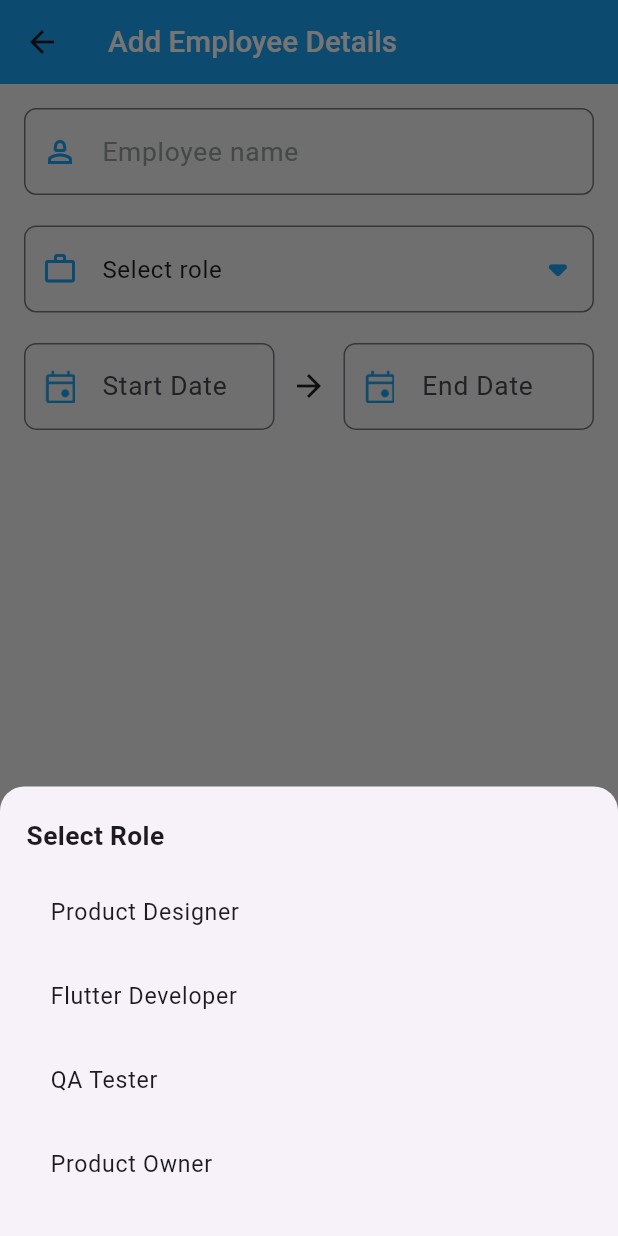
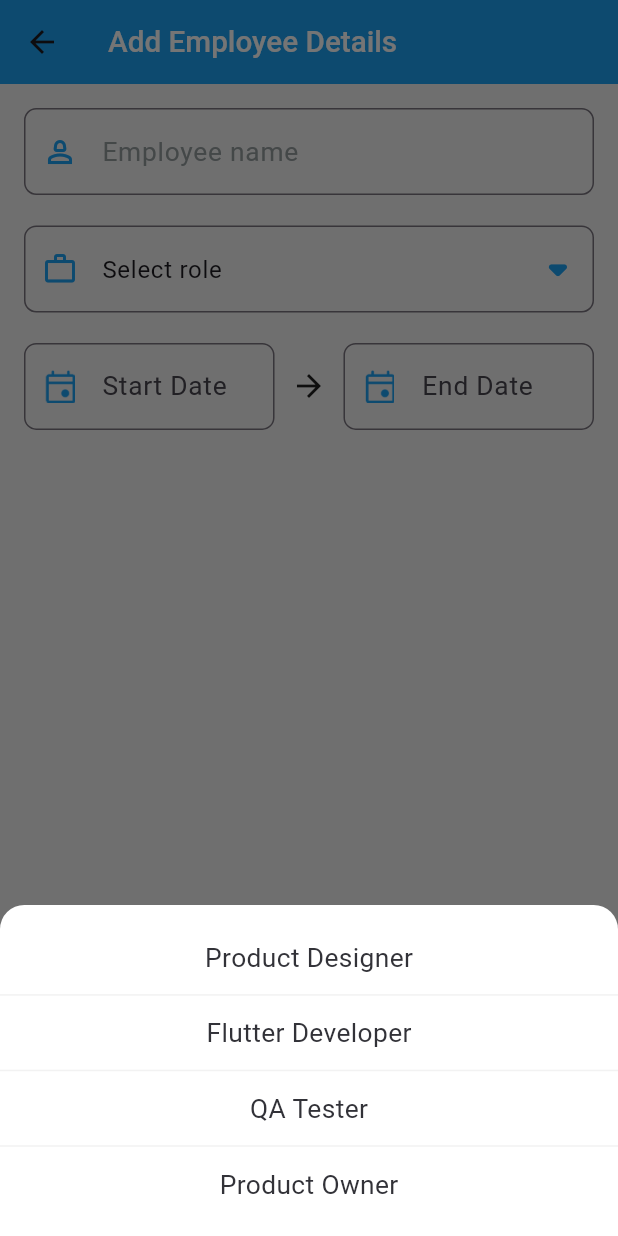
Before and after one commit to Abhi902/realtime, a Flutter app: the AddEmployeeScreen screen opened directly, after a tap on "Select role", on a phone screen of 412 x 824 dp. Run offline on Flutter 3.47's test engine with Material 3 defaults, Android fonts, the phone set to English and light mode, and no system bars; our stand-ins replace bloc, cloud_firestore, equatable, firebase_core, flutter_bloc, flutter_screenutil; accounts and stored records are empty.

Commit message:
UI UPDATED

```diff
--- a/lib/view/add_employee.dart
+++ b/lib/view/add_employee.dart
@@ -32,36 +32,50 @@ class _AddEmployeeScreenState extends State<AddEmployeeScreen> {
   void showRoleSelector() {
     showModalBottomSheet(
       context: context,
+      backgroundColor: Color(0xffFFFFFF),
       shape: RoundedRectangleBorder(
         borderRadius: BorderRadius.vertical(top: Radius.circular(16.r)),
       ),
       builder: (BuildContext context) {
         return Padding(
-          padding: EdgeInsets.symmetric(vertical: 20.h, horizontal: 16.w),
+          padding: EdgeInsets.symmetric(
+            vertical: 10.h,
+          ),
           child: Column(
             mainAxisSize: MainAxisSize.min,
-            crossAxisAlignment: CrossAxisAlignment.start,
             children: [
-              Text(
-                "Select Role",
-                style: TextStyle(fontSize: 16.sp, fontWeight: FontWeight.bold),
-              ),
-              SizedBox(height: 10.h),
-              ListView.builder(
+              ListView.separated(
                 shrinkWrap: true,
                 itemCount: roles.length,
+                separatorBuilder: (context, index) => Container(
+                  width: double.infinity, // Ensures full width
+                  child: Divider(
+                    color: Color(0xffF2F2F2), // Grey line color
+                    thickness: 1, // Line thickness
+                    height: 1, // Minimized gap between line and text
+                  ),
+                ),
                 itemBuilder: (context, index) {
-                  return ListTile(
-                    title: Text(
-                      roles[index],
-                      style: TextStyle(fontSize: 14.sp),
-                    ),
+                  return GestureDetector(
                     onTap: () {
                       setState(() {
                         selectedRole = roles[index];
                       });
                       Navigator.pop(context);
                     },
+                    child: Padding(
+                      padding: EdgeInsets.symmetric(vertical: 12.h),
+                      child: Center(
+                        child: Text(
+                          roles[index],
+                          style: TextStyle(
+                            fontSize: 16.sp,
+                            fontWeight: FontWeight.w400,
+                            color: Color(0xff323238),
+                          ),
+                        ),
+                      ),
+                    ),
                   );
                 },
               ),
--- a/lib/view/employees_home_screen.dart
+++ b/lib/view/employees_home_screen.dart
@@ -27,7 +27,7 @@ class _EmployeesScreenState extends State<EmployeesScreen> {
         title: Text(
           "Employee List",
           style: TextStyle(
-            color: Color(0xFFFFFFFF),
+            color: const Color(0xFFFFFFFF),
             fontSize: 18.sp,
             fontWeight: FontWeight.w500,
           ),
@@ -112,7 +112,7 @@ class _EmployeesScreenState extends State<EmployeesScreen> {
               style: TextStyle(
                 fontSize: 16.sp,
                 fontWeight: FontWeight.w500,
-                color: Color(0xff1DA1F2),
+                color: const Color(0xff1DA1F2),
               ),
             ),
           ),
@@ -146,7 +146,7 @@ class _EmployeesScreenState extends State<EmployeesScreen> {
               style: TextStyle(
                 fontSize: 16.sp,
                 fontWeight: FontWeight.w500,
-                color: Color(0xff1DA1F2),
+                color: const Color(0xff1DA1F2),
               ),
             ),
           ),
```
Also changed, not shown: lib/view/update_employee.dart (+29 -16 lines).
